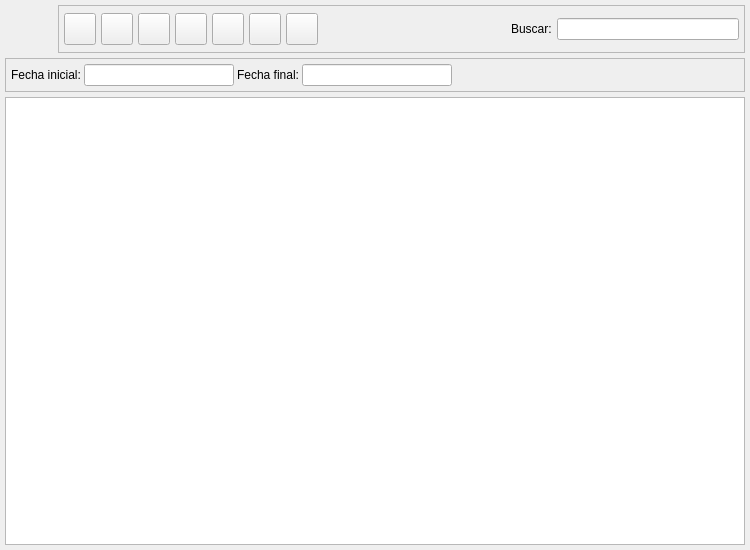
This is bulmages/bulmafact/plugins/pluginbf_asociacion/jdirectivalistbase.ui in eboladev/Bulmages-1 as Qt 5 draws it before an edit. The edited form follows.
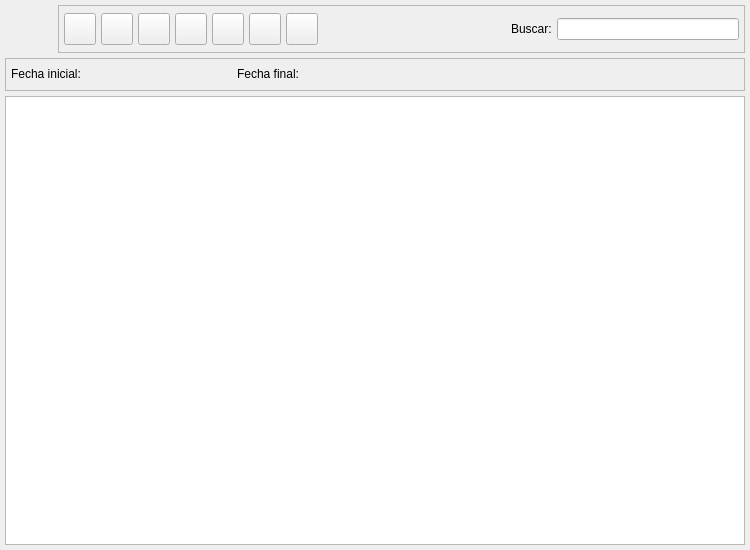
This is the edited form. Icons and pictures are not drawn. Custom widgets are drawn as their Qt base class.

```diff
--- a/bulmages/bulmafact/plugins/pluginbf_asociacion/jdirectivalistbase.ui
+++ b/bulmages/bulmafact/plugins/pluginbf_asociacion/jdirectivalistbase.ui
@@ -57,7 +57,7 @@
        </widget>
       </item>
       <item>
-       <widget class="BlDateSearch" name="m_fechain">
+       <widget class="BlDateSearch" name="m_fechain" native="true">
         <property name="sizePolicy">
          <sizepolicy hsizetype="Fixed" vsizetype="Fixed">
           <horstretch>0</horstretch>
@@ -86,7 +86,7 @@
        </widget>
       </item>
       <item>
-       <widget class="BlDateSearch" name="m_fechafin">
+       <widget class="BlDateSearch" name="m_fechafin" native="true">
         <property name="sizePolicy">
          <sizepolicy hsizetype="Fixed" vsizetype="Fixed">
           <horstretch>0</horstretch>
@@ -500,7 +500,7 @@
  <customwidgets>
   <customwidget>
    <class>BlDateSearch</class>
-   <extends>QLineEdit</extends>
+   <extends>QWidget</extends>
    <header>bldatesearch.h</header>
   </customwidget>
   <customwidget>
```
Left out of the diff: 9 changed lines with no effect on the pictures.
